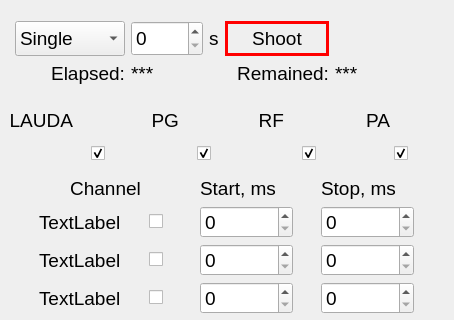
Qt form Vtimer_UI.ui (salinsalins/Vtimer) before a commit; both pictures show x 0 to 454 and y 0 to 320 of the 454 by 742 pixel window.
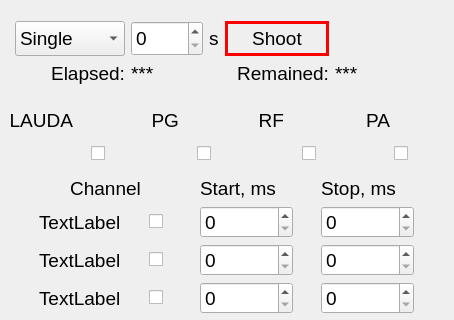
The same form after that commit. Icons and pictures are not drawn.

What changed in the file:
```diff
--- a/Vtimer_UI.ui
+++ b/Vtimer_UI.ui
@@ -818,7 +818,7 @@
          <string/>
         </property>
         <property name="checked">
-         <bool>true</bool>
+         <bool>false</bool>
         </property>
        </widget>
       </item>
@@ -891,7 +891,7 @@
          <string/>
         </property>
         <property name="checked">
-         <bool>true</bool>
+         <bool>false</bool>
         </property>
        </widget>
       </item>
@@ -929,7 +929,7 @@
          <string/>
         </property>
         <property name="checked">
-         <bool>true</bool>
+         <bool>false</bool>
         </property>
        </widget>
       </item>
@@ -964,7 +964,7 @@
          <string/>
         </property>
         <property name="checked">
-         <bool>true</bool>
+         <bool>false</bool>
         </property>
        </widget>
       </item>
```
